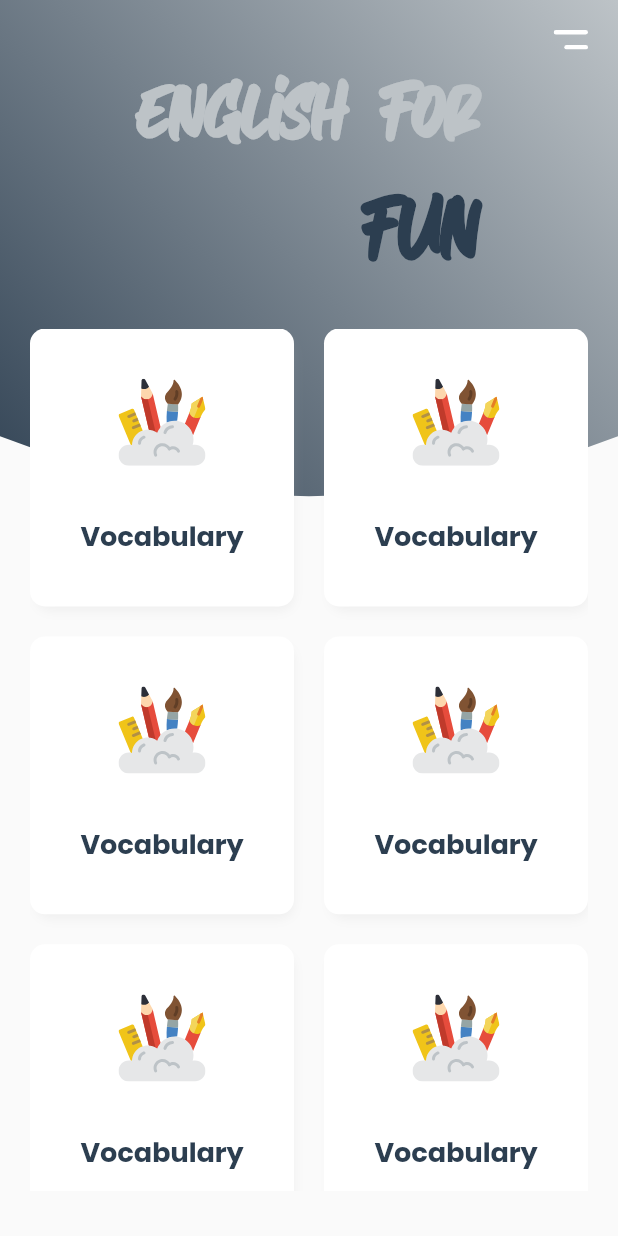
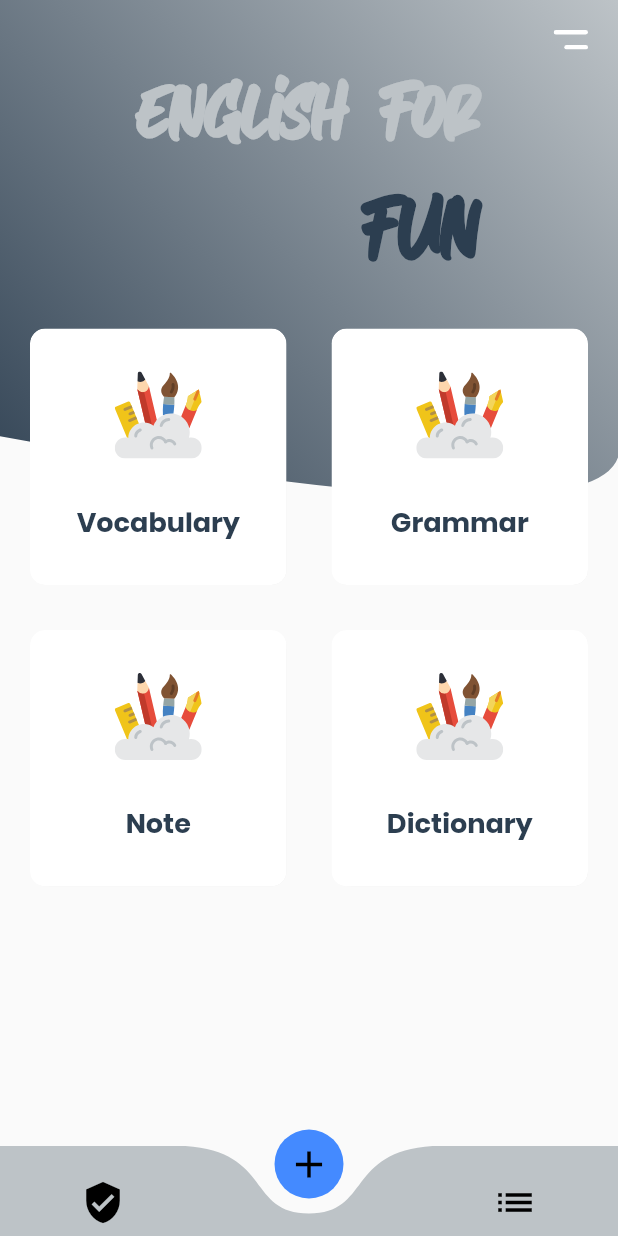
Before and after one commit to thienquang199x/englishnote_app, a Flutter app: the screen it shows after launch, on a phone screen of 412 x 824 dp. Run offline on Flutter 3.47's test engine with Material 2 defaults, Android fonts, the phone set to English and light mode, and no system bars; drawn by our look-alikes of curved_navigation_bar; our stand-ins replace flutter_svg.

Commit message:
update view

```diff
--- a/lib/main.dart
+++ b/lib/main.dart
@@ -1,6 +1,8 @@
+import 'package:curved_navigation_bar/curved_navigation_bar.dart';
 import 'package:englishnote/constant.dart';
 import 'package:flutter/material.dart';
 import 'package:flutter_svg/flutter_svg.dart';
+import 'dart:math';
 
 void main() => runApp(MyApp());
 
@@ -17,15 +19,67 @@ class MyApp extends StatelessWidget {
   }
 }
 
-class HomeScreen extends StatelessWidget {
+class HomeScreen extends StatefulWidget {
+  @override
+  State<StatefulWidget> createState() {
+    return _HomeState();
+  }
+}
+
+class _HomeState extends State<HomeScreen> with SingleTickerProviderStateMixin {
+  AnimationController _animationController;
+
+  @override
+  void initState() {
+    super.initState();
+    _animationController = AnimationController(
+        value: 0.0,
+        duration: Duration(seconds: 25),
+        upperBound: 1,
+        lowerBound: -1,
+        vsync: this)
+      ..repeat();
+  }
+
+  @override
+  void dispose() {
+    super.dispose();
+  }
+
   @override
   Widget build(BuildContext context) {
     final size = MediaQuery.of(context).size;
     return Scaffold(
+      bottomNavigationBar: CurvedNavigationBar(
+          color: Color(0XFFbdc3c7),
+          backgroundColor: Colors.transparent,
+          buttonBackgroundColor: Colors.blueAccent,
+          height: 60,
+          index: 1,
+          items: <Widget>[
+            Icon(
+              Icons.verified_user,
+              size: 30,
+              color: Colors.black,
+            ),
+            Icon(
+              Icons.add,
+              size: 30,
+              color: Colors.black,
+            ),
+            Icon(
+              Icons.list,
+              size: 30,
+              color: Colors.black,
+            )
+          ]),
       body: Stack(
         children: <Widget>[
-          ClipPath(
-            clipper: BannerClipper(),
+          AnimatedBuilder(
+              animation: _animationController,
+              builder: (BuildContext context, Widget child) {
+                return ClipPath(
+                  clipper: BannerClipper(_animationController.value),
                   child: Container(
                     padding: EdgeInsets.only(top: 10, right: 20),
                     height: size.height * 0.45,
@@ -37,7 +91,8 @@ class HomeScreen extends StatelessWidget {
                           colors: [Color(0xFFbdc3c7), Color(0XFF2c3e50)]),
                     ),
                   ),
-          ),
+                );
+              }),
           SafeArea(
             child: Padding(
               padding: const EdgeInsets.only(top: 20, left: 20, right: 20),
@@ -77,14 +132,30 @@ class HomeScreen extends StatelessWidget {
                       margin: EdgeInsets.symmetric(vertical: 30),
                       child: GridView.count(
                         crossAxisCount: 2,
-                        childAspectRatio: 0.95,
-                        crossAxisSpacing: 20,
-                        mainAxisSpacing: 20,
+                        childAspectRatio: 1,
+                        crossAxisSpacing: 30,
+                        mainAxisSpacing: 30,
                         children: <Widget>[
-                          HomeCard(),
-                          HomeCard(),
-                          HomeCard(),
-                          HomeCard(),HomeCard(),HomeCard()
+                          HomeCard(
+                            title: "Vocabulary",
+                            logoSvg: "assets/icons/vocabulary.svg",
+                            press: () {},
+                          ),
+                          HomeCard(
+                            title: "Grammar",
+                            logoSvg: "assets/icons/vocabulary.svg",
+                            press: () {},
+                          ),
+                          HomeCard(
+                            title: "Note",
+                            logoSvg: "assets/icons/vocabulary.svg",
+                            press: () {},
+                          ),
+                          HomeCard(
+                            title: "Dictionary",
+                            logoSvg: "assets/icons/vocabulary.svg",
+                            press: () {},
+                          ),
                         ],
                       ),
                     ),
@@ -99,30 +170,64 @@ class HomeScreen extends StatelessWidget {
   }
 }
 
-class HomeCard extends StatelessWidget {
-  const HomeCard({
+class BottomNav extends StatelessWidget {
+  const BottomNav({
     Key key,
   }) : super(key: key);
 
   @override
   Widget build(BuildContext context) {
-    return Container(
+    return ClipPath(
+      clipper: BottomNavCliper(),
+      child: Container(
+        decoration: BoxDecoration(
+            gradient:
+                LinearGradient(colors: [Color(0XFFbdc3c7), Color(0XFF2c3e50)])),
+        height: 60,
+        child: CustomPaint(
+          painter: BorderNavigation(),
+          child: Row(
+            mainAxisAlignment: MainAxisAlignment.spaceEvenly,
+            children: <Widget>[Text("A"), Text("B")],
+          ),
+        ),
+      ),
+    );
+  }
+}
+
+class HomeCard extends StatelessWidget {
+  final String title;
+  final String logoSvg;
+  final Function press;
+  const HomeCard({Key key, this.title, this.logoSvg, this.press})
+      : super(key: key);
+
+  @override
+  Widget build(BuildContext context) {
+    return ClipRRect(
+      borderRadius: BorderRadius.circular(10),
+      child: Container(
         decoration: BoxDecoration(boxShadow: [
           BoxShadow(
-            offset: Offset(2, 5),
+              offset: Offset(5, 5),
               blurRadius: 5,
               spreadRadius: -2,
               color: kShadowColor)
         ], color: Colors.white, borderRadius: BorderRadius.circular(10)),
+        child: Material(
+          color: Colors.transparent,
+          child: InkWell(
+            onTap: press,
             child: Column(
               crossAxisAlignment: CrossAxisAlignment.center,
               mainAxisAlignment: MainAxisAlignment.center,
               children: <Widget>[
                 Spacer(),
-          SvgPicture.asset("assets/icons/vocabulary.svg"),
+                SvgPicture.asset(logoSvg),
                 Spacer(),
                 Text(
-            "Vocabulary",
+                  title,
                   style: TextStyle(
                       fontFamily: 'Poppins',
                       fontWeight: FontWeight.bold,
@@ -132,17 +237,23 @@ class HomeCard extends StatelessWidget {
                 Spacer()
               ],
             ),
+          ),
+        ),
+      ),
     );
   }
 }
 
 class BannerClipper extends CustomClipper<Path> {
+  double move = 0;
+  BannerClipper(this.move);
   @override
   Path getClip(Size size) {
     final path = new Path();
     path.lineTo(0, size.height - 80);
-    path.quadraticBezierTo(
-        size.width / 2, size.height, size.width, size.height - 80);
+    double xCenter = size.width / 2 + (size.width * 0.6) * sin(move * pi);
+    double yCenter = size.height + cos(move * pi);
+    path.quadraticBezierTo(xCenter, yCenter, size.width, size.height - 80);
     path.lineTo(size.width, 0);
     path.close();
     return path;
@@ -150,6 +261,60 @@ class BannerClipper extends CustomClipper<Path> {
 
   @override
   bool shouldReclip(CustomClipper<Path> oldClipper) {
-    return false;
+    return true;
   }
 }
+
+class BottomNavCliper extends CustomClipper<Path> {
+  @override
+  Path getClip(Size size) {
+    final path = new Path();
+    path.lineTo(0, size.height);
+    path.lineTo(size.width, size.height);
+    path.lineTo(size.width, 0);
+    path.lineTo(size.width / 2 + 40, 0);
+    path.addArc(
+        Rect.fromCenter(
+            center: Offset(size.width / 2, 0), height: 80, width: 80),
+        pi * 2,
+        pi);
+    path.lineTo(0, 0);
+    path.close();
+    return path;
+  }
+
+  @override
+  bool shouldReclip(CustomClipper<Path> oldClipper) {
+    return true;
+  }
+}
+
+class BorderNavigation extends CustomPainter {
+  @override
+  void paint(Canvas canvas, Size size) {
+    final paint = Paint();
+    paint.style = PaintingStyle.stroke;
+    paint.strokeWidth = 4;
+    paint.color = Color(0XFFA9A9A9);
+
+    final path = new Path();
+    path.lineTo(0, size.height);
+    path.lineTo(size.width, size.height);
+    path.lineTo(size.width, 0);
+    path.lineTo(size.width / 2 + 40, 0);
+    path.addArc(
+        Rect.fromCenter(
+            center: Offset(size.width / 2, 0), height: 80, width: 80),
+        pi * 2,
+        pi);
+    path.lineTo(0, 0);
+    path.close();
+
+    canvas.drawPath(path, paint);
+  }
+
+  @override
+  bool shouldRepaint(CustomPainter oldDelegate) {
+    return true;
+  }
+}
--- a/pubspec.yaml
+++ b/pubspec.yaml
@@ -20,6 +20,7 @@ dependencies:
   flutter:
     sdk: flutter
   flutter_svg: ^0.17.4
+  curved_navigation_bar: ^0.3.2
 
   # The following adds the Cupertino Icons font to your application.
   # Use with the CupertinoIcons class for iOS style icons.
```
Also changed, not shown: pubspec.lock. Lines whose indentation alone changed are shown as unchanged.
